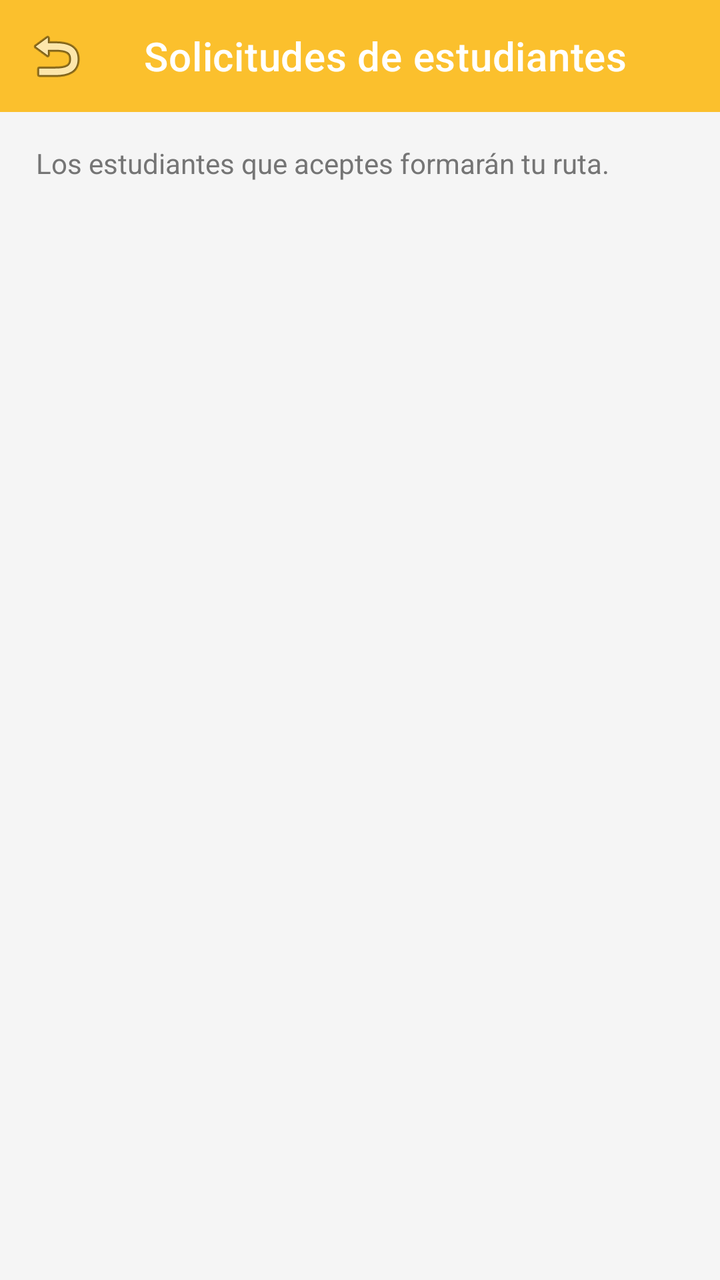
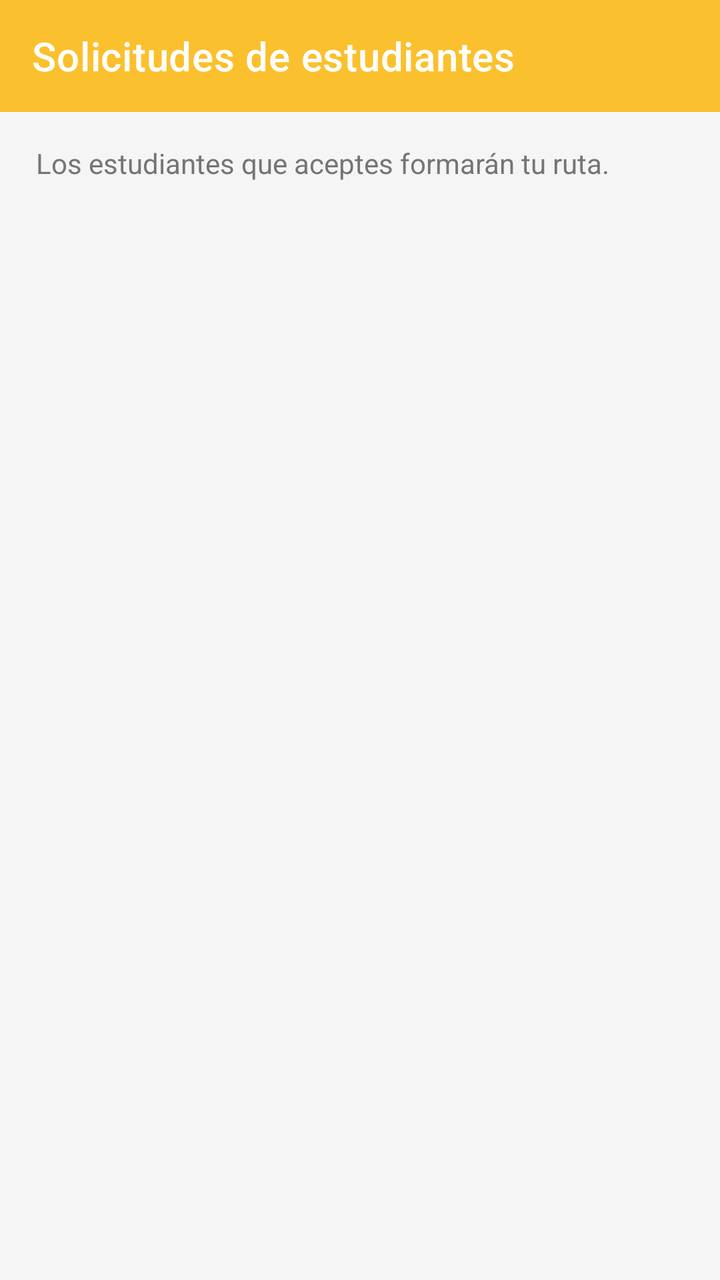

Before-and-after screenshots of an Android layout around one commit, followed by the original layout XML and the change that was made.
<!-- AndroidManifest.xml: application theme Theme.BusetaEscolarApp -->
<!-- res/layout/activity_solicitudes_estudiantes.xml -->
<?xml version="1.0" encoding="utf-8"?>
<LinearLayout xmlns:android="http://schemas.android.com/apk/res/android"
    xmlns:app="http://schemas.android.com/apk/res-auto"
    android:layout_width="match_parent"
    android:layout_height="match_parent"
    android:background="@color/background_app"
    android:orientation="vertical">

    <androidx.appcompat.widget.Toolbar
        android:id="@+id/toolbarSolicitudesEstudiantes"
        android:layout_width="match_parent"
        android:layout_height="?attr/actionBarSize"
        android:background="@color/school_yellow"
        android:theme="@style/ThemeOverlay.AppCompat.Dark.ActionBar"
        app:navigationIcon="@android:drawable/ic_menu_revert"
        app:title="Solicitudes de estudiantes"
        app:titleTextColor="@color/white" />

    <TextView
        android:layout_width="match_parent"
        android:layout_height="wrap_content"
        android:paddingHorizontal="18dp"
        android:paddingTop="16dp"
        android:paddingBottom="4dp"
        android:text="Los estudiantes que aceptes formarán tu ruta."
        android:textColor="@color/text_secondary"
        android:textSize="14sp" />

    <TextView
        android:id="@+id/tvSinSolicitudes"
        android:layout_width="match_parent"
        android:layout_height="wrap_content"
        android:layout_marginTop="60dp"
        android:gravity="center"
        android:text="No tienes solicitudes pendientes"
        android:textColor="@color/text_secondary"
        android:textSize="15sp"
        android:visibility="gone" />

    <androidx.recyclerview.widget.RecyclerView
        android:id="@+id/rvSolicitudesEstudiantes"
        android:layout_width="match_parent"
        android:layout_height="match_parent"
        android:clipToPadding="false"
        android:padding="16dp" />

</LinearLayout>
<!-- resources referenced by this layout -->
<resources>
  <color name="background_app">#F5F5F5</color>
  <color name="school_yellow">#FBC02D</color>
  <color name="text_secondary">#757575</color>
  <color name="white">#FFFFFFFF</color>
  <style name="Theme.BusetaEscolarApp" parent="Theme.MaterialComponents.Light.NoActionBar" />
</resources>

<!-- the commit's change to res/layout/activity_solicitudes_estudiantes.xml (unified diff, before → after) -->
@@ -12,7 +12,6 @@
         android:layout_height="?attr/actionBarSize"
         android:background="@color/school_yellow"
         android:theme="@style/ThemeOverlay.AppCompat.Dark.ActionBar"
-        app:navigationIcon="@android:drawable/ic_menu_revert"
         app:title="Solicitudes de estudiantes"
         app:titleTextColor="@color/white" />
 
